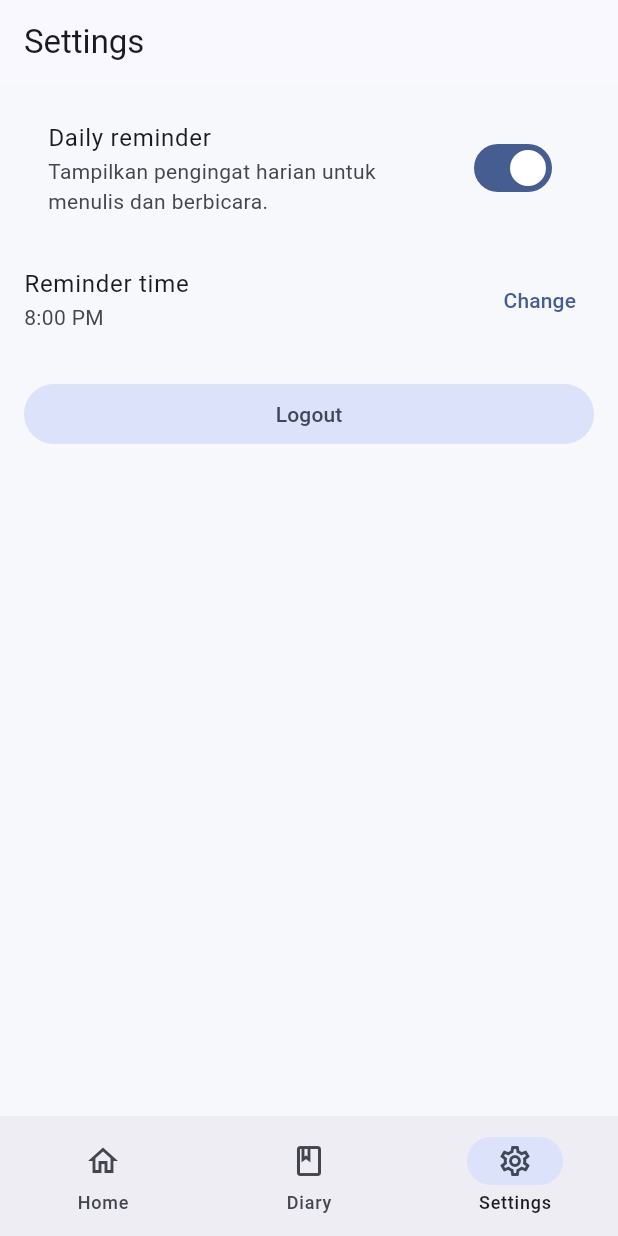
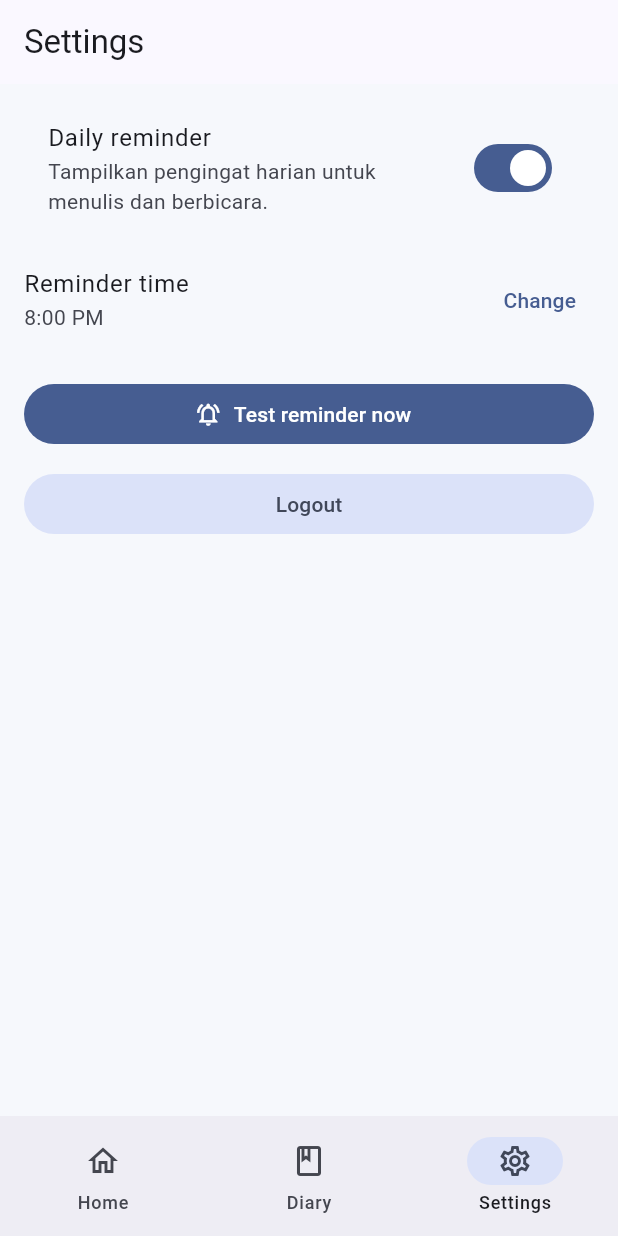
Before and after one commit to Bibiing/dailylingo-pbb, a Flutter app: the screen it shows once a user with an empty profile is signed in, item 3 of the bottom bar chosen, after a tap on "Daily reminder", on a phone screen of 412 x 824 dp. Run offline on Flutter 3.47's test engine with Material 3 defaults, Android fonts, the light colour scheme and no system bars; our stand-ins replace audioplayers, cloud_firestore, firebase_auth, firebase_core, flutter_local_notifications, flutter_timezone and 3 more; missing offline and left inert: record; accounts and stored records are empty.

Commit message:
fix notif

```diff
--- a/lib/main.dart
+++ b/lib/main.dart
@@ -6,6 +6,6 @@ import 'src/app.dart';
 
 Future<void> main() async {
   WidgetsFlutterBinding.ensureInitialized();
-  await Firebase.initializeApp(options: DefaultFirebaseOptions.currentPlatform);
+  await Firebase.initializeApp(options: DefaultFirebaseOptions.android);
   runApp(const DailyLingoApp());
 }
--- a/lib/src/app.dart
+++ b/lib/src/app.dart
@@ -3,6 +3,7 @@ import 'package:flutter/material.dart';
 import 'features/auth/auth_gate.dart';
 import 'theme/app_theme.dart';
 
+// stateless widget adalah widget yang tidak dapat berubah setelah dibuat.
 class DailyLingoApp extends StatelessWidget {
   const DailyLingoApp({super.key});
 
--- a/lib/src/features/home/pages/settings_page.dart
+++ b/lib/src/features/home/pages/settings_page.dart
@@ -95,6 +95,21 @@ class _SettingsPageState extends State<SettingsPage> {
             },
           ),
           const SizedBox(height: 16),
+          FilledButton.icon(
+            onPressed: () async {
+              await widget.notificationService.showReminderNow();
+              if (context.mounted) {
+                ScaffoldMessenger.of(context).showSnackBar(
+                  const SnackBar(
+                    content: Text('Test reminder sent immediately.'),
+                  ),
+                );
+              }
+            },
+            icon: const Icon(Icons.notifications_active_outlined),
+            label: const Text('Test reminder now'),
+          ),
+          const SizedBox(height: 12),
           FilledButton.tonal(
             onPressed: () => widget.authService.signOut(),
             child: const Text('Logout'),
--- a/lib/src/services/notification_service.dart
+++ b/lib/src/services/notification_service.dart
@@ -79,7 +79,7 @@ class NotificationService {
       'What did you do today? Let\'s write and speak it out.',
       scheduled,
       details,
-      androidScheduleMode: AndroidScheduleMode.exactAllowWhileIdle,
+      androidScheduleMode: AndroidScheduleMode.inexactAllowWhileIdle,
       uiLocalNotificationDateInterpretation:
           UILocalNotificationDateInterpretation.absoluteTime,
       matchDateTimeComponents: DateTimeComponents.time,
@@ -90,4 +90,22 @@ class NotificationService {
     final time = await reminderTime;
     await scheduleDailyReminder(time);
   }
+
+  Future<void> showReminderNow() async {
+    const details = NotificationDetails(
+      android: AndroidNotificationDetails(
+        'dailylingo_reminder',
+        'Daily reminder',
+        importance: Importance.max,
+        priority: Priority.high,
+      ),
+    );
+
+    await _plugin.show(
+      _notificationId + 1,
+      'Time for your DailyLingo!',
+      'What did you do today? Let\'s write and speak it out.',
+      details,
+    );
+  }
 }
```
Also changed, not shown: lib/firebase_options.dart, 1 other file.
